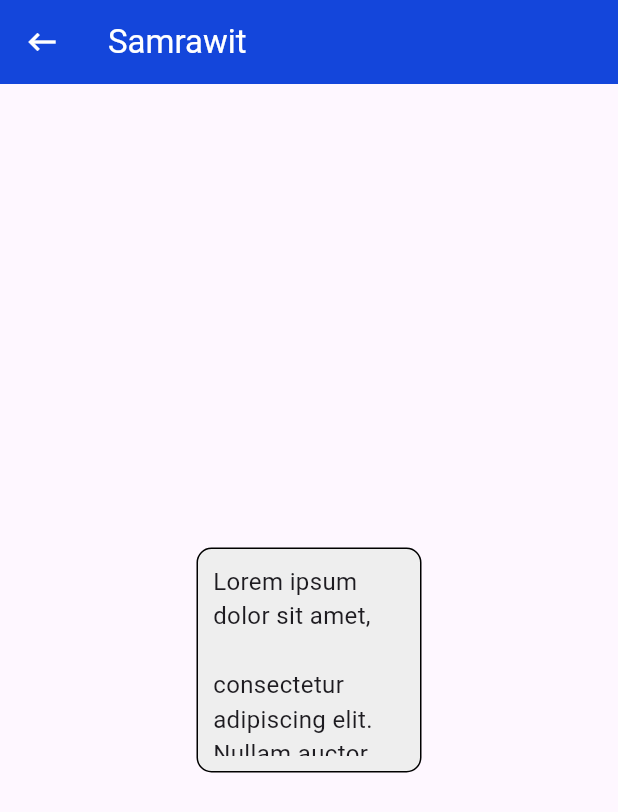
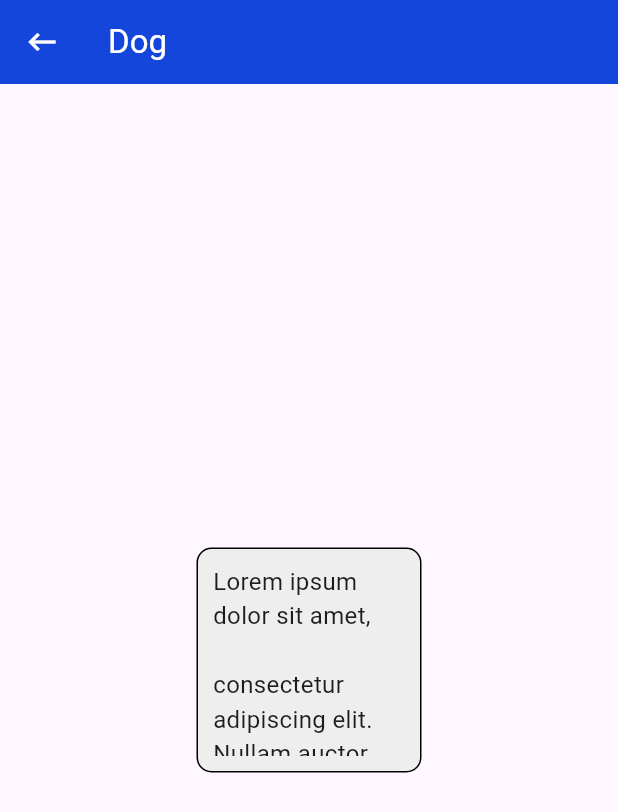
Before and after one commit to fkirewold/rxchip, a Flutter app: the screen it shows after launch, after a tap on "person", after a tap on "animal", after a tap on "Dog", on a phone screen of 412 x 824 dp. Shown: the top 812 px of the screen. Run offline on Flutter 3.47's test engine with Material 3 defaults, Android fonts, the phone set to English and light mode, and no system bars; our stand-ins replace rxdart.

Commit message:
updating screen

```diff
--- a/lib/main.dart
+++ b/lib/main.dart
@@ -118,7 +118,7 @@ class _FilterChipState extends State<FilterChip> {
                         Navigator.push(
                                     context,
                                      MaterialPageRoute(
-                               builder: (context) => DetailPage(name:'Samrawit',perception:
+                               builder: (context) => DetailPage(name:things[index].name,perception:
                   '''Lorem ipsum dolor sit amet,
                   consectetur adipiscing elit. Nullam auctor, justo ut
                   suscipit fermentum, turpis ligula tincidunt nisi, id
```
